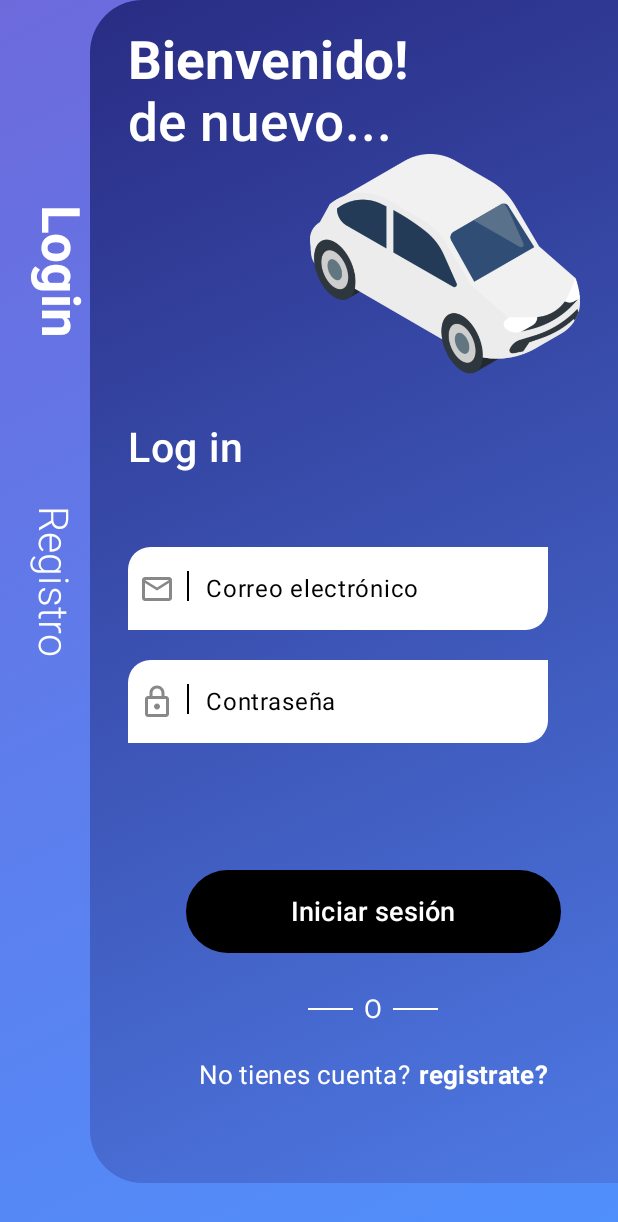
After one commit to AntonioWalls/StudentsDrive2, an Android app built with Jetpack Compose: the composable RootNavGraph shown on its own in the app's theme, on a phone screen of 412 x 824 dp. The commit adds this screen. Shown: the top 1222 px of the screen. Run offline under Robolectric (Android 15) with nearby library versions, the phone set to English and light mode, and no system bars.

Commit message:
navigations flows with graph

```diff
--- a/app/build.gradle.kts
+++ b/app/build.gradle.kts
@@ -40,7 +40,6 @@ android {
 }
 
 dependencies {
-
     implementation(libs.androidx.core.ktx)
     implementation(libs.androidx.lifecycle.runtime.ktx)
     implementation(libs.androidx.activity.compose)
@@ -49,6 +48,8 @@ dependencies {
     implementation(libs.androidx.ui.graphics)
     implementation(libs.androidx.ui.tooling.preview)
     implementation(libs.androidx.material3)
+    implementation(libs.androidx.navigation.runtime.android)
+    implementation(libs.androidx.navigation.compose)
     testImplementation(libs.junit)
     androidTestImplementation(libs.androidx.junit)
     androidTestImplementation(libs.androidx.espresso.core)
--- a/app/src/main/java/com/antoniowalls/indriverstudents/presentation/components/DefaultTextField.kt
+++ b/app/src/main/java/com/antoniowalls/indriverstudents/presentation/components/DefaultTextField.kt
@@ -69,11 +69,30 @@ fun DefaultTextField(
           keyboardOptions = KeyboardOptions(keyboardType = keyboardType),
           visualTransformation = if(hideText) PasswordVisualTransformation() else VisualTransformation.None,
           colors = TextFieldDefaults.colors(
+              // --- Color del Texto ---
+              focusedTextColor = Color.Black,
+              unfocusedTextColor = Color.Black,
+
+              // --- Colores del Contenedor (Fondo del TextField) ---
               focusedContainerColor = Color.Transparent,
               unfocusedContainerColor = Color.Transparent,
+              disabledContainerColor = Color.Transparent,
+
+              // --- Colores del Indicador (línea inferior) ---
               focusedIndicatorColor = Color.Transparent,
               unfocusedIndicatorColor = Color.Transparent,
               disabledIndicatorColor = Color.Transparent,
+              errorIndicatorColor = Color.Transparent,
+
+              // --- Colores de Iconos y Etiqueta ---
+              // CAMBIO: Icono negro cuando está enfocado
+              focusedLeadingIconColor = Color.Black,
+              // CAMBIO: Icono gris cuando NO está enfocado
+              unfocusedLeadingIconColor = Color.Gray,
+              focusedLabelColor = Color(0xFFB1B1B1),
+              unfocusedLabelColor = Color(0xFFB1B1B1),
+
+              cursorColor = Color.Black
           )
 
       )
--- a/app/src/main/java/com/antoniowalls/indriverstudents/presentation/navigation/Graph.kt
+++ b/app/src/main/java/com/antoniowalls/indriverstudents/presentation/navigation/Graph.kt
@@ -1,4 +1,6 @@
 package com.antoniowalls.indriverstudents.presentation.navigation
 
 object Graph {
+    const val ROOT = "root_graph"
+    const val AUTH = "auth_graph"
 }
--- /dev/null
+++ b/app/src/main/java/com/antoniowalls/indriverstudents/presentation/navigation/graph/auth/AuthNavGraph.kt
@@ -0,0 +1,21 @@
+package com.antoniowalls.indriverstudents.presentation.navigation.graph.auth
+
+import androidx.navigation.NavController
+import androidx.navigation.NavGraphBuilder
+import androidx.navigation.NavHostController
+import androidx.navigation.compose.composable
+import androidx.navigation.navigation
+import com.antoniowalls.indriverstudents.presentation.navigation.Graph
+import com.antoniowalls.indriverstudents.presentation.navigation.screen.auth.AuthScreen
+import com.antoniowalls.indriverstudents.presentation.screens.auth.login.LoginScreen
+import com.antoniowalls.indriverstudents.presentation.screens.auth.register.RegisterScreen
+
+fun NavGraphBuilder.AuthNavGraph(navHostController: NavHostController) {
+    navigation(
+        route = Graph.AUTH,
+        startDestination =AuthScreen.Login.route
+    ){
+        composable(route = AuthScreen.Login.route){ LoginScreen(navHostController) }
+        composable(route = AuthScreen.Register.route){ RegisterScreen(navHostController) }
+    }
+}
--- /dev/null
+++ b/app/src/main/java/com/antoniowalls/indriverstudents/presentation/navigation/graph/root/RootNavGraph.kt
@@ -0,0 +1,18 @@
+package com.antoniowalls.indriverstudents.presentation.navigation.graph.root
+
+import androidx.compose.runtime.Composable
+import androidx.navigation.NavHostController
+import androidx.navigation.compose.NavHost
+import com.antoniowalls.indriverstudents.presentation.navigation.Graph
+import com.antoniowalls.indriverstudents.presentation.navigation.graph.auth.AuthNavGraph
+
+@Composable
+fun RootNavGraph(navHostController: NavHostController) {
+    NavHost(
+        navController = navHostController,
+        route = Graph.ROOT,
+        startDestination = Graph.AUTH
+    ){
+        AuthNavGraph(navHostController)
+    }
+}
--- /dev/null
+++ b/app/src/main/java/com/antoniowalls/indriverstudents/presentation/navigation/screen/auth/AuthScreen.kt
@@ -0,0 +1,7 @@
+package com.antoniowalls.indriverstudents.presentation.navigation.screen.auth
+
+sealed class AuthScreen(val route: String)  {
+
+    object Login: AuthScreen("/login")
+    object Register: AuthScreen("/register")
+}
--- a/app/src/main/java/com/antoniowalls/indriverstudents/presentation/screens/auth/login/LoginScreen.kt
+++ b/app/src/main/java/com/antoniowalls/indriverstudents/presentation/screens/auth/login/LoginScreen.kt
@@ -2,6 +2,7 @@ package com.antoniowalls.indriverstudents.presentation.screens.auth.login
 
 import androidx.compose.foundation.Image
 import androidx.compose.foundation.background
+import androidx.compose.foundation.clickable
 import androidx.compose.foundation.layout.Arrangement
 import androidx.compose.foundation.layout.Box
 import androidx.compose.foundation.layout.Column
@@ -44,11 +45,14 @@ import androidx.compose.ui.text.input.KeyboardType
 import androidx.compose.ui.tooling.preview.Preview
 import androidx.compose.ui.unit.dp
 import androidx.compose.ui.unit.sp
+import androidx.navigation.NavHostController
+import androidx.navigation.compose.rememberNavController
 import com.antoniowalls.indriverstudents.R
 import com.antoniowalls.indriverstudents.presentation.components.DefaultTextField
+import com.antoniowalls.indriverstudents.presentation.navigation.screen.auth.AuthScreen
 
 @Composable
-fun LoginScreen() {
+fun LoginScreen(navHostController: NavHostController) {
     var email by remember {
         mutableStateOf("")
     }
@@ -81,7 +85,10 @@ fun LoginScreen() {
                     color = Color.White,
                     fontSize = 35.sp,
                     fontWeight = FontWeight.Bold,
-                    modifier = Modifier.rotate(90f).padding(top = 10.dp)
+                    modifier = Modifier
+                        .rotate(90f)
+                        .padding(top = 10.dp)
+                        .clickable { navHostController.navigate(route = AuthScreen.Login.route)}
                 )
                 //se usa dp para anchuras, alturas y todito lo que tiene que ver con dimensiones
                 //sp para el tamaño de fuente
@@ -91,7 +98,10 @@ fun LoginScreen() {
                     color = Color.White,
                     fontSize = 27.sp,
                     fontWeight = FontWeight.Light,
-                    modifier = Modifier.rotate(90f).padding(top = 30.dp)
+                    modifier = Modifier
+                        .rotate(90f)
+                        .padding(top = 30.dp)
+                        .clickable { navHostController.navigate(route = AuthScreen.Register.route)}
                 )
                 Spacer(modifier = Modifier.height(250.dp))
             }
@@ -237,21 +247,13 @@ fun LoginScreen() {
     }
 }
 
-
-
-//ESTA COSA ES SOLO PARA VER UN PREVIEW
-@Preview(
-    showBackground = true, // Muestra un fondo predeterminado para el Composable.
-    name = "Login Screen Preview" // Nombre opcional para la vista previa.
-    // Puedes añadir más parámetros como:
-    // device = Devices.PIXEL_4 // Previsualizar en un dispositivo específico
-    // uiMode = Configuration.UI_MODE_NIGHT_YES // Previsualizar en modo oscuro
-)
+// --- Función de Preview ---
+@Preview(showSystemUi = true, name = "Login Screen Preview") // showSystemUi muestra barras de estado/navegación
 @Composable
-fun DefaultPreview() {
-    // Es común crear una función Composable separada solo para la vista previa,
-    // que simplemente llama a tu Composable principal.
-    // Aquí podrías envolver LoginScreen con un tema si tu app lo usa.
-    // Ejemplo: TuAppTheme { LoginScreen() }
-    LoginScreen()
+fun LoginScreenPreview() {
+    // Crea un NavController falso para el preview
+    val navController = rememberNavController()
+    // Llama a tu LoginScreen pasando el NavController falso
+    // Podrías envolver esto en tu tema de la app si tienes uno: TuAppTheme { LoginScreen(...) }
+    LoginScreen(navHostController = navController)
 }
--- a/gradle/libs.versions.toml
+++ b/gradle/libs.versions.toml
@@ -8,6 +8,8 @@ espressoCore = "3.5.1"
 lifecycleRuntimeKtx = "2.6.1"
 activityCompose = "1.8.0"
 composeBom = "2024.09.00"
+navigationRuntimeAndroid = "2.9.0-beta01"
+navigationCompose = "2.8.9"
 
 [libraries]
 androidx-core-ktx = { group = "androidx.core", name = "core-ktx", version.ref = "coreKtx" }
@@ -24,6 +26,8 @@ androidx-ui-tooling-preview = { group = "androidx.compose.ui", name = "ui-toolin
 androidx-ui-test-manifest = { group = "androidx.compose.ui", name = "ui-test-manifest" }
 androidx-ui-test-junit4 = { group = "androidx.compose.ui", name = "ui-test-junit4" }
 androidx-material3 = { group = "androidx.compose.material3", name = "material3" }
+androidx-navigation-runtime-android = { group = "androidx.navigation", name = "navigation-runtime-android", version.ref = "navigationRuntimeAndroid" }
+androidx-navigation-compose = { group = "androidx.navigation", name = "navigation-compose", version.ref = "navigationCompose" }
 
 [plugins]
 android-application = { id = "com.android.application", version.ref = "agp" }
```
Also changed, not shown: app/src/main/java/com/antoniowalls/indriverstudents/MainActivity.kt (+9 -17 lines), app/src/main/java/com/antoniowalls/indriverstudents/presentation/screens/auth/register/RegisterScreen.kt (added, +19 -0 lines).
